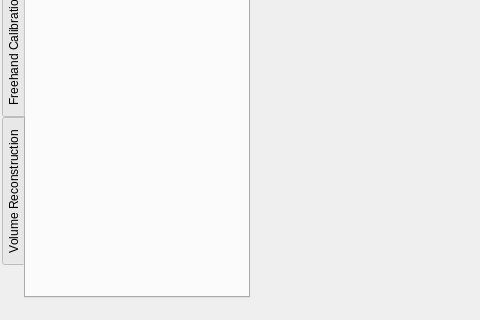
PlusToolkit/PlusApp, file PlusApp/fCal/fCalMainWindow.ui: the form before one commit; both pictures show x 0 to 480 and y 402 to 722 of the 1022 by 722 pixel window.
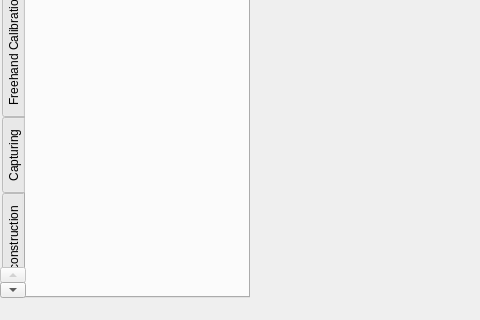
The form after the commit. Icons and pictures are not drawn. Custom widgets are drawn as their Qt base class.

Commit message: Re #213 - WIP - Capturing toolbox added (does not work properly yet)

Patch:
```diff
--- a/PlusApp/fCal/fCalMainWindow.ui
+++ b/PlusApp/fCal/fCalMainWindow.ui
@@ -178,6 +178,11 @@
           <string>Freehand Calibration</string>
          </attribute>
         </widget>
+        <widget class="QWidget" name="tab_Capturing">
+         <attribute name="title">
+          <string>Capturing</string>
+         </attribute>
+        </widget>
         <widget class="QWidget" name="tab_VolumeReconstruction">
          <attribute name="title">
           <string>Volume Reconstruction</string>
```
The commit also changes 14 other files.
